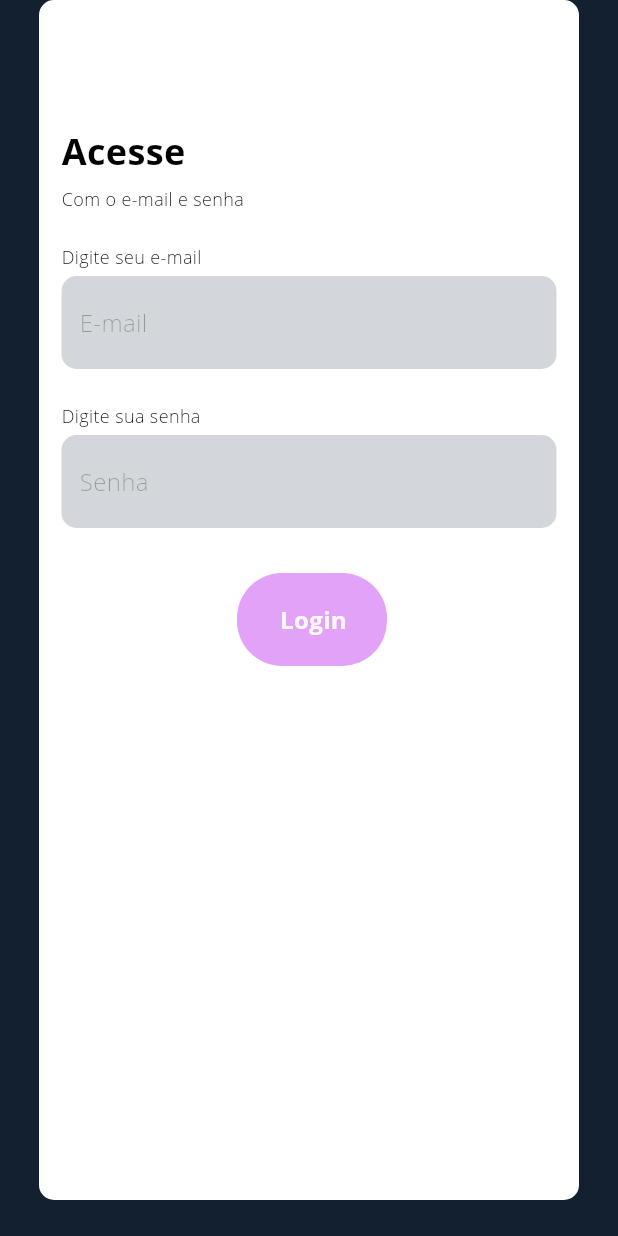
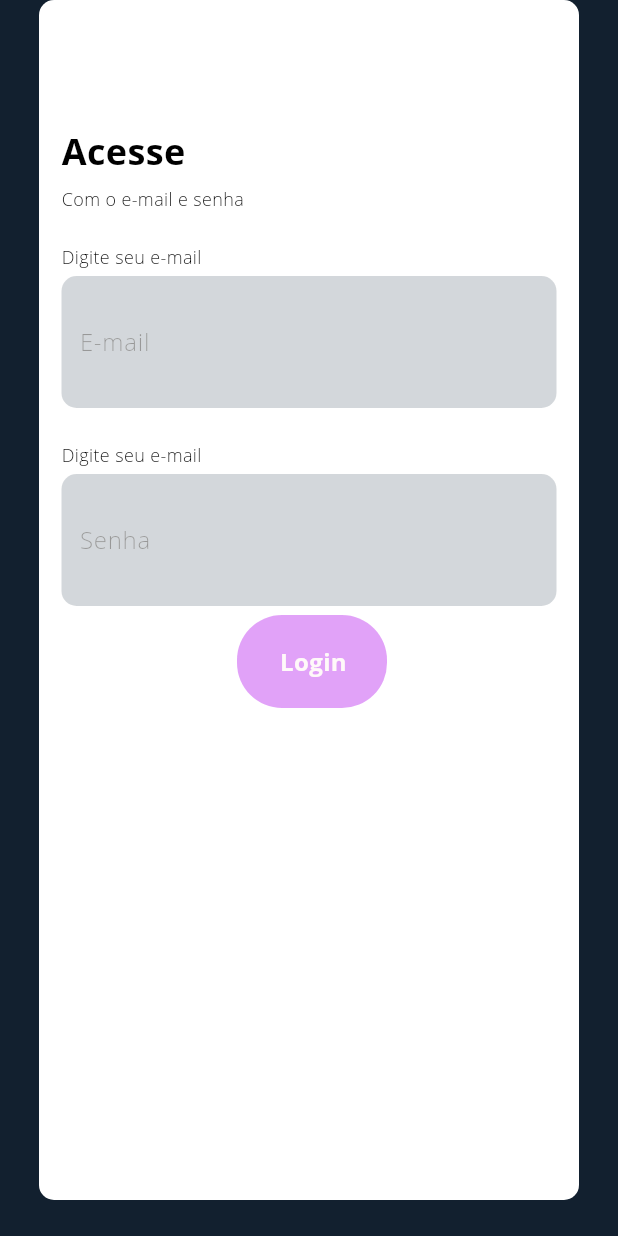
Before and after one commit to JoaoCosme/IHC, a Flutter app: the screen it shows after launch, on a phone screen of 412 x 824 dp. Run offline on Flutter 3.47's test engine with Material 3 defaults, Android fonts, the phone set to English and light mode, and no system bars; Roboto replaces fonts that are missing (Open Sans).

Commit message:
ihc: campo de texto e botao

```diff
--- a/ihc_segunda_costura/lib/main.dart
+++ b/ihc_segunda_costura/lib/main.dart
@@ -7,6 +7,8 @@
 // Generated by: https://www.figma.com/community/plugin/842128343887142055/
 class FigmaToCodeApp extends StatelessWidget {
   const FigmaToCodeApp({super.key});
+
+
 
   @override
   Widget build(BuildContext context) {
@@ -25,6 +27,7 @@
 
 class LoginPage extends StatelessWidget {
   const LoginPage({super.key});
+
 
   @override
   Widget build(BuildContext context) {
@@ -122,22 +125,23 @@
                                 borderRadius: BorderRadius.circular(10),
                               ),
                             ),
-                            child: const Row(
-                              mainAxisSize: MainAxisSize.min,
-                              mainAxisAlignment: MainAxisAlignment.start,
-                              crossAxisAlignment: CrossAxisAlignment.center,
-                              children: [
-                                Text(
-                                  'E-mail',
+                            child: const TextField(
                               style: TextStyle(
                                 color: Colors.black,
                                 fontSize: 16,
                                 fontFamily: 'Open Sans',
                                 fontWeight: FontWeight.w300,
-                                    height: 0,
                               ),
+                              decoration: InputDecoration(
+                                hintText: 'E-mail', // Placeholder text
+                                hintStyle: TextStyle(
+                                  color: Colors.black,
+                                  fontSize: 16,
+                                  fontFamily: 'Open Sans',
+                                  fontWeight: FontWeight.w300,
                                 ),
-                              ],
+                                border: InputBorder.none, // Remove border
+                              ),
                             ),
                           ),
                         ),
@@ -150,7 +154,7 @@
                       crossAxisAlignment: CrossAxisAlignment.start,
                       children: [
                         const Text(
-                          'Digite sua senha',
+                          'Digite seu e-mail',
                           style: TextStyle(
                             color: Colors.black,
                             fontSize: 12,
@@ -176,33 +180,34 @@
                                 borderRadius: BorderRadius.circular(10),
                               ),
                             ),
-                            child: const Row(
-                              mainAxisSize: MainAxisSize.min,
-                              mainAxisAlignment: MainAxisAlignment.start,
-                              crossAxisAlignment: CrossAxisAlignment.center,
-                              children: [
-                                Text(
-                                  'Senha',
+                            child: const TextField(
                               style: TextStyle(
                                 color: Colors.black,
                                 fontSize: 16,
                                 fontFamily: 'Open Sans',
                                 fontWeight: FontWeight.w300,
-                                    height: 0,
                               ),
+                              decoration: InputDecoration(
+                                hintText: 'Senha', // Placeholder text
+                                hintStyle: TextStyle(
+                                  color: Colors.black,
+                                  fontSize: 16,
+                                  fontFamily: 'Open Sans',
+                                  fontWeight: FontWeight.w300,
                                 ),
-                              ],
+                                border: InputBorder.none, // Remove border
+                              ),
                             ),
                           ),
                         ),
                       ],
-                    ),
+                    )
                   ],
                 ),
               ),
               Positioned(
                 left: 132,
-                top: 382,
+                top: 410,
                 child: Opacity(
                   opacity: 0.40,
                   child: Container(
@@ -218,6 +223,20 @@
                         shape: RoundedRectangleBorder(
                           borderRadius: BorderRadius.circular(30),
                         ),
+                      ),
+                      child: InkWell(
+                        onTap: () {
+                          // Handle button click here
+                          // For example, you can navigate to another screen or perform some action.
+                          print('Button Clicked');
+                        },
+                        child: Container(
+                          decoration: BoxDecoration(
+                            // Add any decoration you need for the button
+                            color: const Color(
+                                0xFFB618EE), // Change the color as needed
+                            borderRadius: BorderRadius.circular(
+                                8.0), // Optional: Add border radius
                           ),
                           child: const Row(
                             mainAxisSize: MainAxisSize.min,
@@ -241,6 +260,7 @@
                             ],
                           ),
                         ),
+                      )),
                 ),
               ),
             ],
```
Lines whose indentation alone changed are shown as unchanged.
